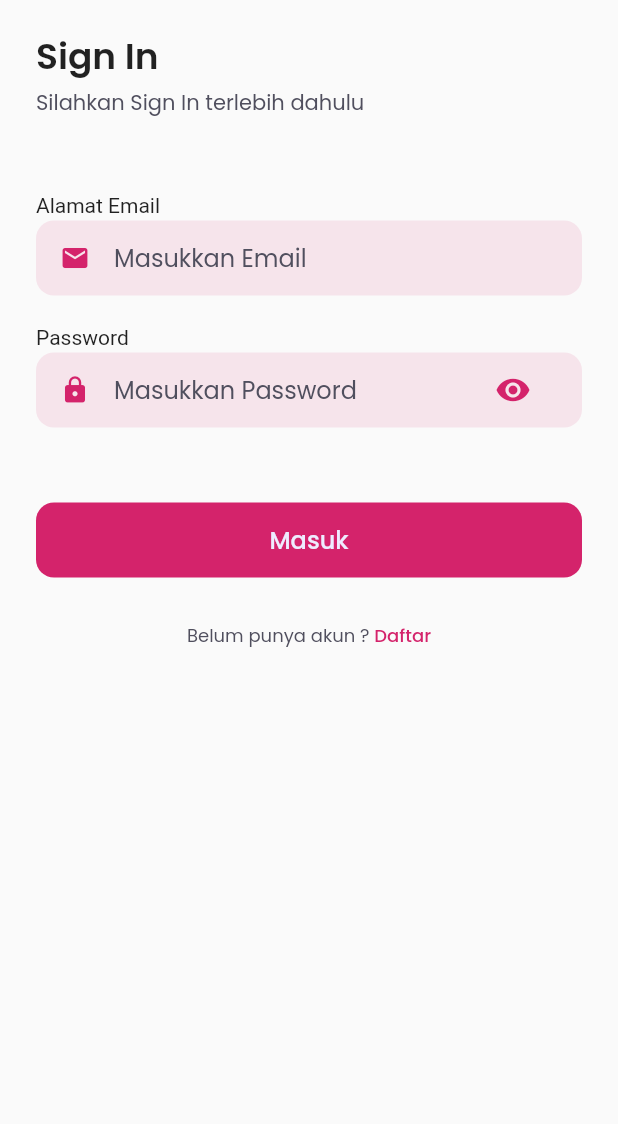
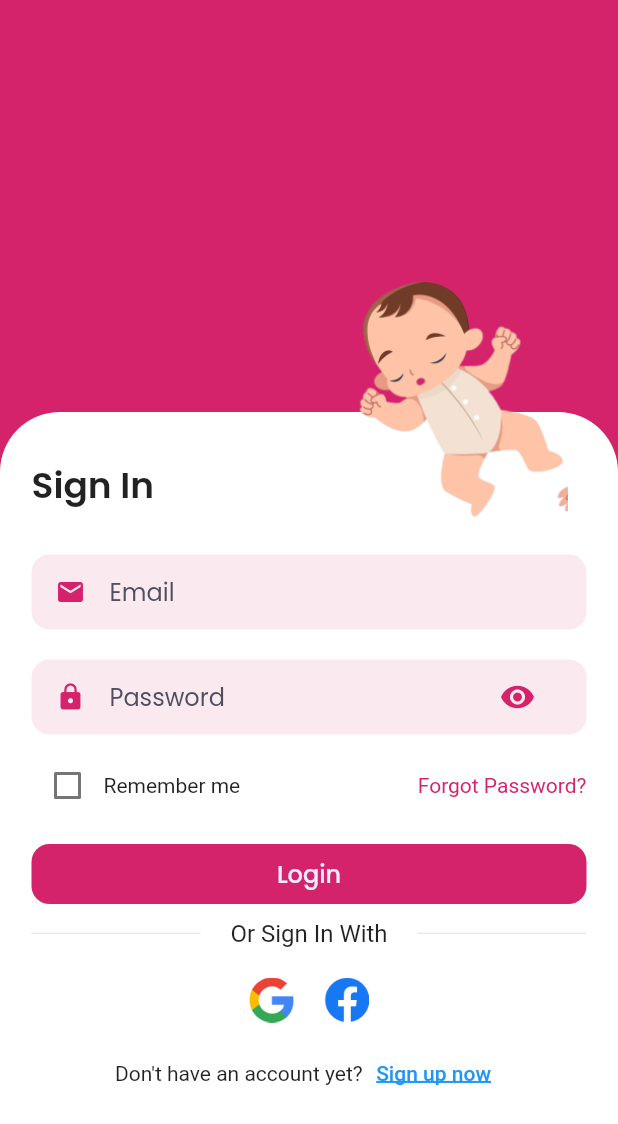
Before and after one commit to yaminmuhammad/pedikia-apps, a Flutter app: the screen it shows after launch, on a phone screen of 412 x 824 dp. Shown: the top 1124 px of the screen. Run offline on Flutter 3.47's test engine with Material 2 defaults, Android fonts, the phone set to English and light mode, and no system bars; our stand-ins replace carousel_slider, google_fonts.

Commit message:
sign_in_page done but needed to discuss

```diff
--- a/lib/pages/sign_in_page.dart
+++ b/lib/pages/sign_in_page.dart
@@ -1,3 +1,5 @@
+// ignore_for_file: prefer_const_constructors, prefer_typing_uninitialized_variables, prefer_const_literals_to_create_immutables
+
 import 'package:flutter/material.dart';
 import 'package:pedikia/theme.dart';
 
@@ -9,10 +11,12 @@ class SignInPage extends StatefulWidget {
 }
 
 class _SignInPageState extends State<SignInPage> {
+  bool isChecked = false;
   var _isObscured;
 
   @override
   void initState() {
+    // ignore: todo
     // TODO: implement initState
     super.initState();
     _isObscured = true;
@@ -22,31 +26,48 @@ class _SignInPageState extends State<SignInPage> {
   Widget build(BuildContext context) {
     return Scaffold(
       resizeToAvoidBottomInset: false,
-      body: SafeArea(
-        child: SingleChildScrollView(
+      body: SizedBox.expand(
         child: Container(
-            padding: EdgeInsets.symmetric(horizontal: 24.0),
+          color: primaryColor,
+          child: Stack(
+            children: [
+              Column(
+                mainAxisAlignment: MainAxisAlignment.center,
+                // crossAxisAlignment: CrossAxisAlignment.center,
+                children: [
+                  SizedBox(
+                    height: MediaQuery.of(context).size.height / 3,
+                  ),
+                  Container(
+                    height: MediaQuery.of(context).size.height / 1.50,
+                    width: MediaQuery.of(context).size.width,
+                    decoration: BoxDecoration(
+                      color: Colors.white,
+                      borderRadius: BorderRadius.only(
+                        topRight: Radius.circular(40),
+                        topLeft: Radius.circular(40),
+                      ),
+                      border: Border.all(
+                        width: 3,
+                        color: Colors.white,
+                        style: BorderStyle.solid,
+                      ),
+                    ),
+                    child: Container(
+                      padding: EdgeInsets.symmetric(
+                        horizontal: 18.0,
+                      ),
                       child: Column(
                         crossAxisAlignment: CrossAxisAlignment.start,
                         children: [
-                SizedBox(height: 20.0),
-                Text(
-                  'Sign In',
+                          Container(
+                            padding: EdgeInsets.symmetric(
+                              vertical: 28.0,
+                            ),
+                            child: Text(
+                              "Sign In",
                               style: titleTextStyle,
                             ),
-                SizedBox(
-                  height: 2.0,
-                ),
-                Text(
-                  'Silahkan Sign In terlebih dahulu',
-                  style: subtitleTextStyle,
-                ),
-                SizedBox(height: 50.0),
-                Text(
-                  'Alamat Email',
-                ),
-                SizedBox(
-                  height: 2,
                           ),
                           Container(
                             height: 50,
@@ -72,7 +93,7 @@ class _SignInPageState extends State<SignInPage> {
                                     child: TextFormField(
                                       style: subtitleTextStyle,
                                       decoration: InputDecoration.collapsed(
-                              hintText: 'Masukkan Email',
+                                        hintText: 'Email',
                                         hintStyle: subtitleTextStyle,
                                       ),
                                     ),
@@ -82,12 +103,6 @@ class _SignInPageState extends State<SignInPage> {
                             ),
                           ),
                           SizedBox(height: 20.0),
-                Text(
-                  'Password',
-                ),
-                SizedBox(
-                  height: 2,
-                ),
                           Container(
                             height: 50,
                             padding: EdgeInsets.symmetric(
@@ -114,7 +129,8 @@ class _SignInPageState extends State<SignInPage> {
                                       obscureText: _isObscured,
                                       decoration: InputDecoration(
                                         suffixIcon: IconButton(
-                                padding: EdgeInsetsDirectional.only(end: 12),
+                                          padding: EdgeInsetsDirectional.only(
+                                              end: 12),
                                           icon: _isObscured
                                               ? Icon(
                                                   Icons.visibility,
@@ -131,7 +147,7 @@ class _SignInPageState extends State<SignInPage> {
                                           },
                                         ),
                                         border: InputBorder.none,
-                              hintText: 'Masukkan Password',
+                                        hintText: 'Password',
                                         hintStyle: subtitleTextStyle,
                                       ),
                                     ),
@@ -140,11 +156,42 @@ class _SignInPageState extends State<SignInPage> {
                               ),
                             ),
                           ),
-                SizedBox(height: 20.0),
+                          SizedBox(
+                            height: 10,
+                          ),
+                          Row(
+                            mainAxisAlignment: MainAxisAlignment.spaceBetween,
+                            children: [
+                              Row(
+                                children: [
+                                  Row(
+                                    children: [
+                                      Checkbox(
+                                        checkColor: Colors.white,
+                                        value: isChecked,
+                                        onChanged: (bool? value) {
+                                          setState(() {
+                                            isChecked = value!;
+                                          });
+                                        },
+                                      ),
+                                      Text("Remember me"),
+                                    ],
+                                  ),
+                                ],
+                              ),
+                              Text(
+                                "Forgot Password?",
+                                style: TextStyle(
+                                  color: primaryColor,
+                                ),
+                              ),
+                            ],
+                          ),
                           Container(
-                  height: 50,
+                            height: 40,
                             width: double.infinity,
-                  margin: EdgeInsets.only(top: 30),
+                            margin: EdgeInsets.only(top: 15),
                             child: TextButton(
                               onPressed: () {
                                 Navigator.pushNamed(context, '/home');
@@ -156,7 +203,7 @@ class _SignInPageState extends State<SignInPage> {
                                 ),
                               ),
                               child: Text(
-                      'Masuk',
+                                'Login',
                                 style: whiteTextStyle.copyWith(
                                   fontSize: 16,
                                   fontWeight: medium,
@@ -164,37 +211,92 @@ class _SignInPageState extends State<SignInPage> {
                               ),
                             ),
                           ),
-                Container(
-                  margin: EdgeInsets.only(top: 30),
-                  child: Row(
+                          SizedBox(
+                            height: 10,
+                          ),
+                          Row(
+                            // ignore: prefer_const_literals_to_create_immutables
+                            children: <Widget>[
+                              Expanded(
+                                child: Container(
+                                  margin: const EdgeInsets.only(right: 20.0),
+                                  child: Divider(),
+                                ),
+                              ),
+                              Text(
+                                "Or Sign In With",
+                                style: TextStyle(fontSize: 16),
+                              ),
+                              Expanded(
+                                child: Container(
+                                  margin: const EdgeInsets.only(left: 20.0),
+                                  child: Divider(),
+                                ),
+                              ),
+                            ],
+                          ),
+                          SizedBox(
+                            height: 20,
+                          ),
+                          Row(
                             mainAxisAlignment: MainAxisAlignment.center,
                             children: [
-                      Text(
-                        'Belum punya akun ? ',
-                        style: subtitleTextStyle.copyWith(
-                          fontSize: 12,
+                              Image.asset(
+                                "assets/google.png",
+                                width: 30,
+                              ),
+                              SizedBox(
+                                width: 20,
+                              ),
+                              Image.asset(
+                                "assets/facebook.png",
+                                width: 30,
+                              ),
+                            ],
+                          ),
+                          SizedBox(
+                            height: 10,
+                          ),
+                          Row(
+                            mainAxisAlignment: MainAxisAlignment.center,
+                            children: [
+                              Text("Don't have an account yet?"),
+                              SizedBox(
+                                width: 1,
+                              ),
+                              TextButton(
+                                child: Text(
+                                  "Sign up now",
+                                  style: TextStyle(
+                                    decoration: TextDecoration.underline,
+                                    decorationColor: Colors.blue,
+                                    decorationThickness: 2,
                                   ),
                                 ),
-                      GestureDetector(
-                        onTap: () {
+                                onPressed: () {
                                   Navigator.pushNamed(context, '/sign-up');
                                 },
-                        child: Text(
-                          'Daftar',
-                          style: primaryTextStyle.copyWith(
-                            fontSize: 12,
-                            fontWeight: medium,
+                              )
+                            ],
+                          ),
+                        ],
                       ),
                     ),
-                      )
+                  ),
                 ],
+              ),
+              Container(
+                width: MediaQuery.of(context).size.width,
+                padding: EdgeInsets.only(left: 200, top: 180),
+                child: Image.asset(
+                  "assets/baby_sleep.png",
+                  height: MediaQuery.of(context).size.height / 5,
                 ),
               ),
             ],
           ),
         ),
       ),
-      ),
     );
   }
 }
```
Also changed, not shown: assets/baby_sleep.png (added), assets/facebook.png (added), assets/google.png (added). Lines whose indentation alone changed are shown as unchanged.
